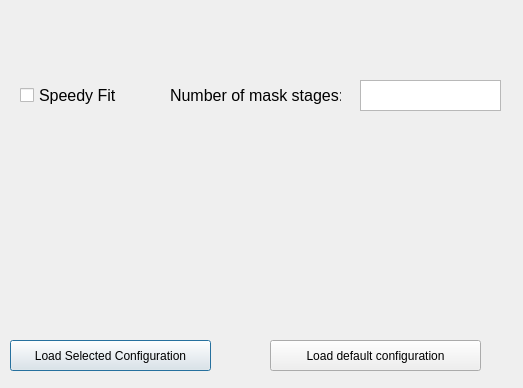
Before: the Qt Designer form GUI/scanconfiguration.ui in AudreyFrancisco/SingleLadderQualification, drawn with Qt 5.
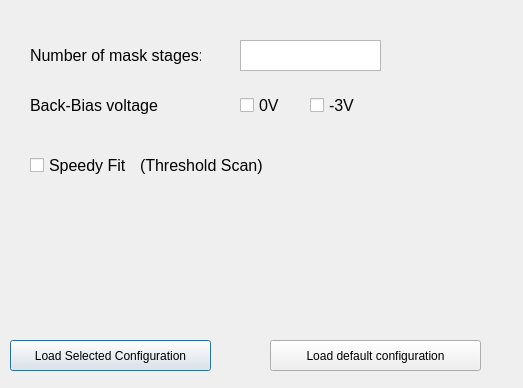
After: the same form once the commit is applied.

Patch:
```diff
--- a/GUI/scanconfiguration.ui
+++ b/GUI/scanconfiguration.ui
@@ -35,8 +35,8 @@
   <widget class="QCheckBox" name="speedyfit">
    <property name="geometry">
     <rect>
-     <x>20</x>
-     <y>80</y>
+     <x>30</x>
+     <y>150</y>
      <width>111</width>
      <height>31</height>
     </rect>
@@ -53,8 +53,8 @@
   <widget class="QLabel" name="ms">
    <property name="geometry">
     <rect>
-     <x>170</x>
-     <y>80</y>
+     <x>30</x>
+     <y>40</y>
      <width>171</width>
      <height>31</height>
     </rect>
@@ -71,8 +71,8 @@
   <widget class="QTextEdit" name="nmaskstages">
    <property name="geometry">
     <rect>
-     <x>360</x>
-     <y>80</y>
+     <x>240</x>
+     <y>40</y>
      <width>141</width>
      <height>31</height>
     </rect>
@@ -91,6 +91,78 @@
     <string>Load default configuration</string>
    </property>
   </widget>
+  <widget class="QLabel" name="backbias">
+   <property name="geometry">
+    <rect>
+     <x>30</x>
+     <y>90</y>
+     <width>171</width>
+     <height>31</height>
+    </rect>
+   </property>
+   <property name="font">
+    <font>
+     <pointsize>12</pointsize>
+    </font>
+   </property>
+   <property name="text">
+    <string>Back-Bias voltage</string>
+   </property>
+  </widget>
+  <widget class="QCheckBox" name="backbias0">
+   <property name="geometry">
+    <rect>
+     <x>240</x>
+     <y>90</y>
+     <width>111</width>
+     <height>31</height>
+    </rect>
+   </property>
+   <property name="font">
+    <font>
+     <pointsize>12</pointsize>
+    </font>
+   </property>
+   <property name="text">
+    <string>0V</string>
+   </property>
+  </widget>
+  <widget class="QCheckBox" name="backbias3">
+   <property name="geometry">
+    <rect>
+     <x>310</x>
+     <y>90</y>
+     <width>111</width>
+     <height>31</height>
+    </rect>
+   </property>
+   <property name="font">
+    <font>
+     <pointsize>12</pointsize>
+    </font>
+   </property>
+   <property name="text">
+    <string>-3V</string>
+   </property>
+  </widget>
+  <widget class="QLabel" name="threshlabel">
+   <property name="geometry">
+    <rect>
+     <x>140</x>
+     <y>150</y>
+     <width>171</width>
+     <height>31</height>
+    </rect>
+   </property>
+   <property name="font">
+    <font>
+     <pointsize>12</pointsize>
+    </font>
+   </property>
+   <property name="text">
+    <string>(Threshold Scan)</string>
+   </property>
+  </widget>
  </widget>
  <resources/>
  <connections/>
```
